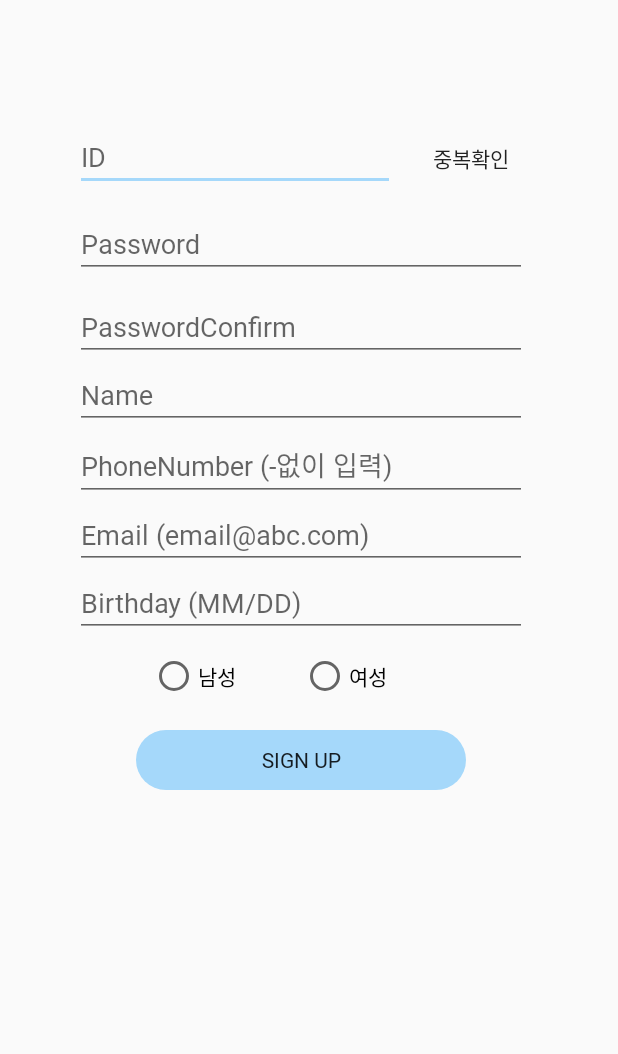
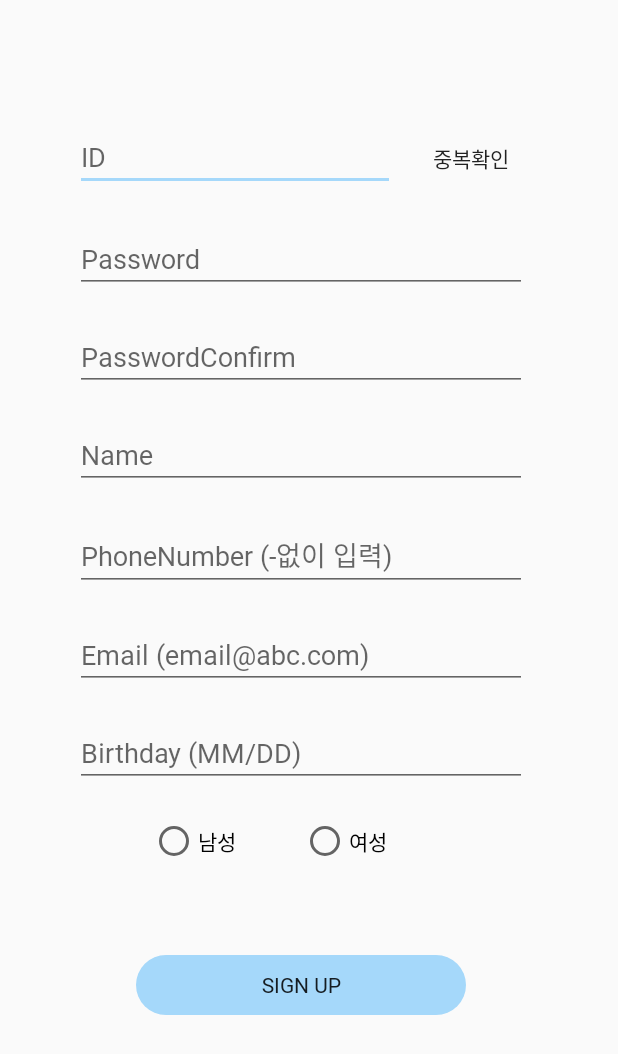
Before and after one commit to kind4u/testApp, an Android app: the screen it shows after launch (JoinActivity), after a tap on "회원가입", on a phone screen of 412 x 824 dp. Shown: the top 1054 px of the screen. Run offline under Robolectric (Android 15) with nearby library versions, the phone set to English and light mode, and no system bars; our stand-ins replace Firebase (no records; nobody signed in at launch, a user with empty details on screens opened directly); libraries missing offline, so code that uses them is left out: com.kakao.auth, com.kakao.network, com.kakao.usermgmt, com.kakao.util, com.nhn.android; 8 statements that could not run were skipped.

Commit message:
기타 세부 오류사항 수정

```diff
--- a/app/src/main/java/com/nids/util/BackPressCloseHandler.java
+++ b/app/src/main/java/com/nids/util/BackPressCloseHandler.java
@@ -27,7 +27,7 @@ public class BackPressCloseHandler {
         }
     }
     private void showGuide() {
-        toast = Toast.makeText(activity, "\'뒤로\'버튼을 한번 더 누르시면 종료됩니다.", Toast.LENGTH_SHORT);
+        toast = Toast.makeText(activity, "'뒤로'버튼을 한번 더 누르시면 종료됩니다.", Toast.LENGTH_SHORT);
         toast.show();
     }
 }
--- a/app/src/main/java/com/nids/util/ModifyAdapter.java
+++ b/app/src/main/java/com/nids/util/ModifyAdapter.java
@@ -58,6 +58,8 @@ public class ModifyAdapter extends RecyclerView.Adapter<ModifyAdapter.ModifyView
                 public void onClick(View v) {
                     final AlertDialog.Builder builder = new AlertDialog.Builder(mContext);
                     switch(getAdapterPosition())    {
+                        case 0:
+                            break;
                         case 1:
                             if(!platform)    {
                                 break;
--- a/app/src/main/java/com/nids/views/LoginActivity.java
+++ b/app/src/main/java/com/nids/views/LoginActivity.java
@@ -90,16 +90,11 @@ public class LoginActivity extends AppCompatActivity {
     NetworkCallBackInterface callbackInstance;
     JoinCallBackInterface joinCallBackInstance;
 
-    private ImageView fakeGoogle;
-    private ImageView fakeNaver;
-    private ImageView fakeKakao;
-
     private MeV2Response meV2Response = null;
     private FirebaseUser user = null;
     private FirebaseAuth mAuth = null;
     private GoogleSignInClient mGoogleSignInClient;
     private static final int RC_SIGN_IN = 9001;
-    private SignInButton btn_google;
 
     //---------여기부터---------------
     Map<String, String> resultMap = new HashMap<>();
@@ -496,13 +491,13 @@ public class LoginActivity extends AppCompatActivity {
         btn_join = findViewById(R.id.btn_join);
         edit_id = findViewById(R.id.edit_id);
         edit_pw = findViewById(R.id.edit_pw);
-        btn_google = findViewById(R.id.btn_google);
+        SignInButton btn_google = findViewById(R.id.btn_google);
         btn_naver = findViewById(R.id.btn_naver);
         mAuth = FirebaseAuth.getInstance();
 
-        fakeGoogle = findViewById(R.id.fake_google);
-        fakeNaver = findViewById(R.id.fake_naver);
-        fakeKakao = findViewById(R.id.fake_kakao);
+        ImageView fakeGoogle = findViewById(R.id.fake_google);
+        ImageView fakeNaver = findViewById(R.id.fake_naver);
+        ImageView fakeKakao = findViewById(R.id.fake_kakao);
         fakeGoogle.setOnClickListener(new View.OnClickListener() {
             @Override
             public void onClick(View v) { signIn(); }
--- a/app/src/main/res/layout/activity_join.xml
+++ b/app/src/main/res/layout/activity_join.xml
@@ -73,10 +73,10 @@
                 android:id="@+id/edit_pw"
                 android:layout_width="match_parent"
                 android:layout_height="wrap_content"
-                android:layout_marginTop="10dp"
+                android:layout_marginTop="20dp"
                 android:ems="10"
+                android:fontFamily="@font/maplel"
                 android:hint="Password"
-                android:fontFamily="@font/maplel"
                 android:inputType="textPassword" />
 
 
@@ -84,7 +84,7 @@
                 android:id="@+id/edit_pw_con"
                 android:layout_width="match_parent"
                 android:layout_height="wrap_content"
-                android:layout_marginTop="10dp"
+                android:layout_marginTop="20dp"
                 android:ems="10"
                 android:fontFamily="@font/maplel"
                 android:hint="PasswordConfirm"
@@ -94,6 +94,7 @@
                 android:id="@+id/edit_name"
                 android:layout_width="match_parent"
                 android:layout_height="wrap_content"
+                android:layout_marginTop="20dp"
                 android:ems="10"
                 android:fontFamily="@font/maplel"
                 android:hint="Name"
@@ -103,6 +104,7 @@
                 android:id="@+id/edit_hp"
                 android:layout_width="match_parent"
                 android:layout_height="wrap_content"
+                android:layout_marginTop="20dp"
                 android:ems="10"
                 android:fontFamily="@font/maplel"
                 android:hint="PhoneNumber (-없이 입력)"
@@ -112,6 +114,7 @@
                 android:id="@+id/edit_email"
                 android:layout_width="match_parent"
                 android:layout_height="wrap_content"
+                android:layout_marginTop="20dp"
                 android:ems="10"
                 android:hint="Email (email@abc.com)"
                 android:fontFamily="@font/maplel"
@@ -121,6 +124,7 @@
                 android:id="@+id/edit_bd"
                 android:layout_width="match_parent"
                 android:layout_height="wrap_content"
+                android:layout_marginTop="20dp"
                 android:ems="10"
                 android:hint="Birthday (MM/DD)"
                 android:fontFamily="@font/maplel"
@@ -181,7 +185,7 @@
             <LinearLayout
                 android:layout_width="match_parent"
                 android:layout_height="match_parent"
-                android:layout_marginTop="10dp"
+                android:layout_marginTop="20dp"
                 android:orientation="horizontal">
 
                 <RadioGroup
@@ -215,7 +219,7 @@
                 style="?android:attr/borderlessButtonStyle"
                 android:layout_width="220dp"
                 android:layout_height="40dp"
-                android:layout_marginTop="20dp"
+                android:layout_marginTop="60dp"
                 android:background="@drawable/items"
                 android:text="Sign Up" />
 
--- a/app/src/main/res/layout/activity_modify.xml
+++ b/app/src/main/res/layout/activity_modify.xml
@@ -10,11 +10,10 @@
         android:id="@+id/modify_recycler_view"
         android:layout_width="397dp"
         android:layout_height="500dp"
-        android:layout_marginTop="50dp"
+        app:layout_constraintBottom_toTopOf="@+id/submit_button"
         app:layout_constraintEnd_toEndOf="parent"
         app:layout_constraintStart_toStartOf="parent"
-        app:layout_constraintTop_toTopOf="parent"
-        app:layout_constraintVertical_bias="1.0">
+        app:layout_constraintTop_toTopOf="parent">
 
     </androidx.recyclerview.widget.RecyclerView>
 
```
Also changed, not shown: app/src/main/java/com/nids/util/InfoItem.java (+0 -12 lines), app/src/main/java/com/nids/util/WorkManager.java (+3 -12 lines), app/src/main/java/com/nids/util/gps/GpsTracker.java (+6 -9 lines), app/src/main/java/com/nids/views/EditCarActivity.java (+4 -8 lines), app/src/main/java/com/nids/views/InsideFragment.java (+3 -4 lines), app/src/main/java/com/nids/views/JoinActivity.java (+0 -21 lines).
